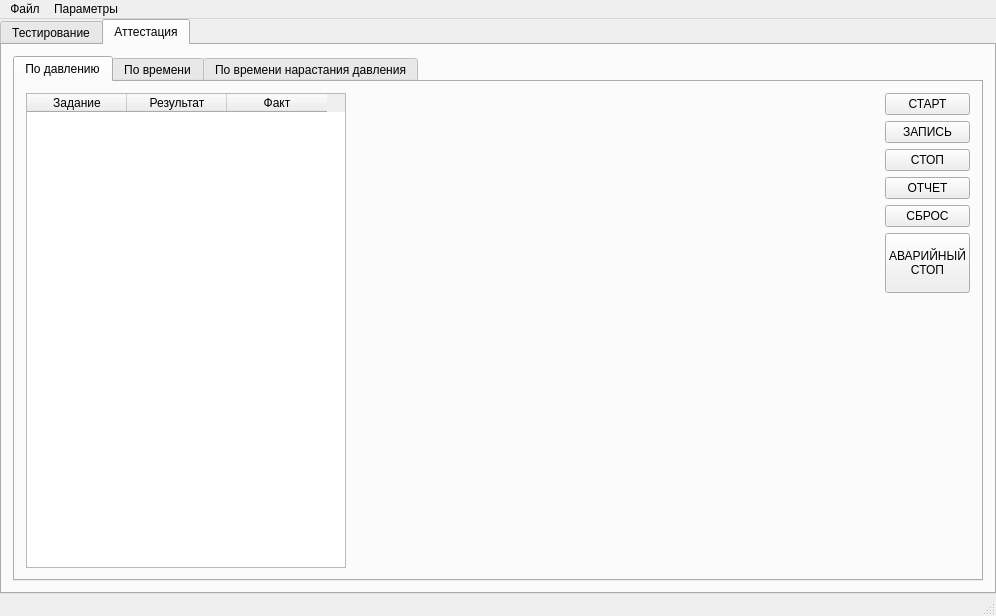
firef0xff/ttm25, file main_window.ui: the form before one commit.
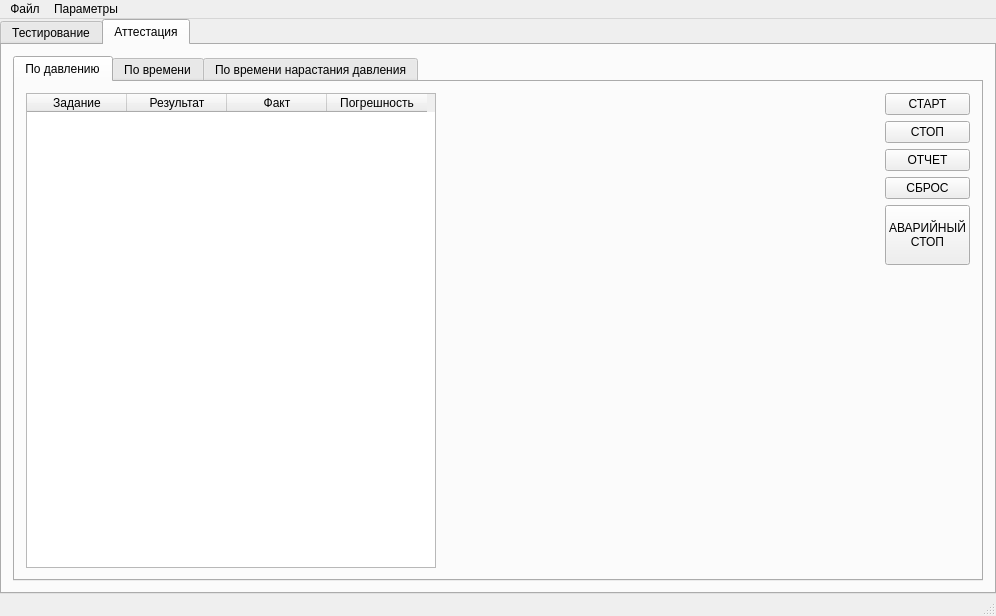
The form after the commit. The open tabs and pages were chosen to show the change.

Diff of the .ui file:
```diff
--- a/main_window.ui
+++ b/main_window.ui
@@ -1115,7 +1115,7 @@
               </property>
               <property name="minimumSize">
                <size>
-                <width>320</width>
+                <width>410</width>
                 <height>0</height>
                </size>
               </property>
@@ -1134,6 +1134,11 @@
                 <string>Факт</string>
                </property>
               </column>
+              <column>
+               <property name="text">
+                <string>Погрешность</string>
+               </property>
+              </column>
              </widget>
             </item>
             <item>
@@ -1161,13 +1166,6 @@
                 </property>
                </widget>
               </item>
-              <item>
-               <widget class="QPushButton" name="bAPWrite">
-                <property name="text">
-                 <string>ЗАПИСЬ</string>
-                </property>
-               </widget>
-              </item>
               <item>
                <widget class="QPushButton" name="bAPStop">
                 <property name="text">
```
Left out of the diff: 2 changed lines with no effect on the pictures.
